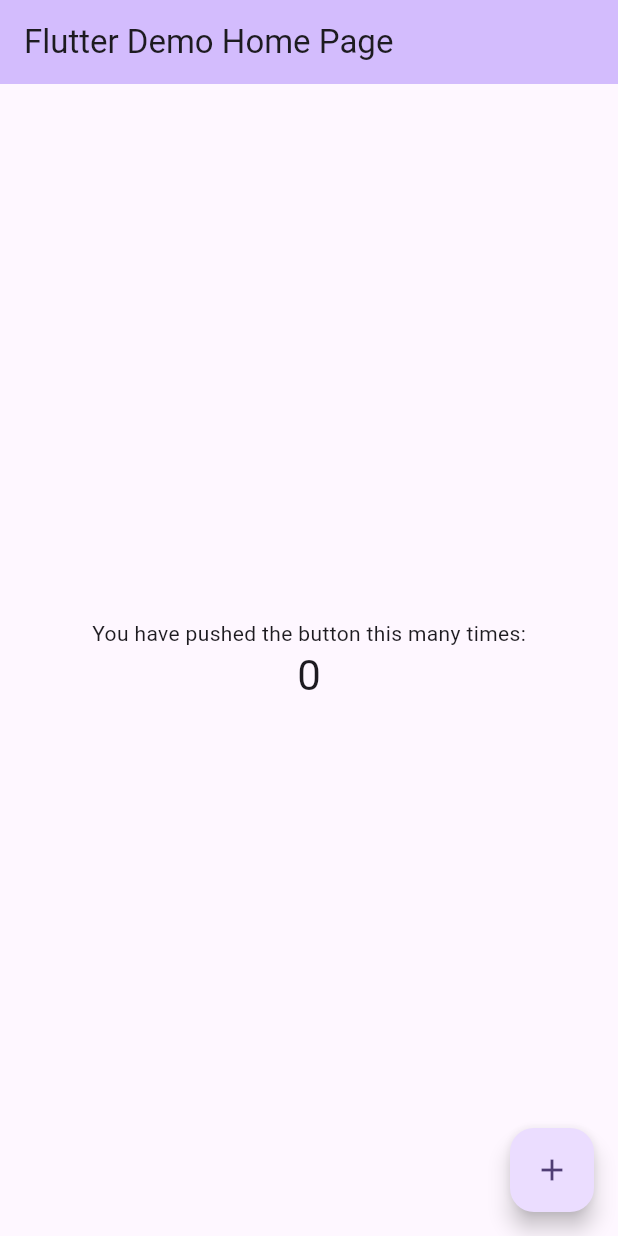
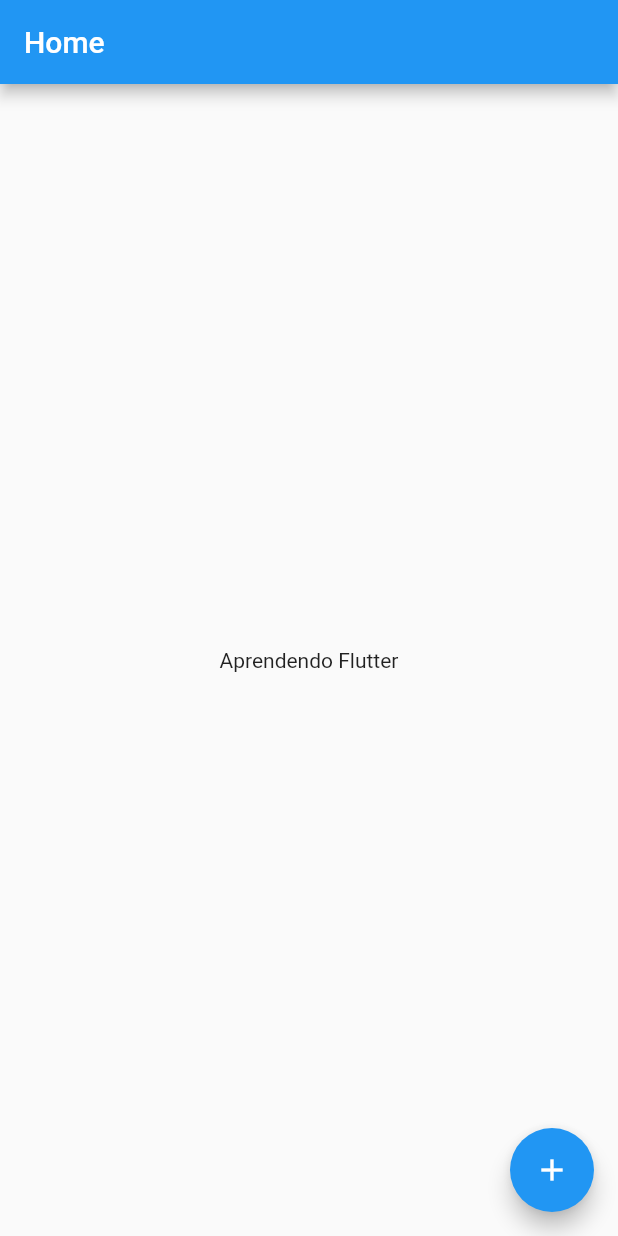
Before and after one commit to marcospiemontez/flutter_aplication, a Flutter app: the screen it shows after launch, on a phone screen of 412 x 824 dp. Run offline on Flutter 3.47's test engine with Material 2 defaults, Android fonts, the phone set to English and light mode, and no system bars.

Commit message:
feat: componentizando arquivos.

```diff
--- /dev/null
+++ b/lib/home_page.dart
@@ -0,0 +1,23 @@
+import 'package:flutter/material.dart';
+
+class HomePage extends StatelessWidget {
+  const HomePage({super.key});
+
+  @override
+  Widget build(BuildContext context) {
+    return Scaffold(
+      appBar: AppBar(
+        title: const Text('Home'),
+      ),
+      body: const Center(
+        child: Text('Aprendendo Flutter'),
+      ),
+      floatingActionButton: FloatingActionButton(
+        child: const Icon(Icons.add),
+        onPressed: () {
+          print('clicou!');
+        },
+      ),
+    );
+  }
+}
--- a/lib/main.dart
+++ b/lib/main.dart
@@ -1,125 +1,6 @@
 import 'package:flutter/material.dart';
+import 'myapp.dart';
 
 void main() {
   runApp(const MyApp());
 }
-
-class MyApp extends StatelessWidget {
-  const MyApp({super.key});
-
-  // This widget is the root of your application.
-  @override
-  Widget build(BuildContext context) {
-    return MaterialApp(
-      title: 'Flutter Demo',
-      theme: ThemeData(
-        // This is the theme of your application.
-        //
-        // TRY THIS: Try running your application with "flutter run". You'll see
-        // the application has a blue toolbar. Then, without quitting the app,
-        // try changing the seedColor in the colorScheme below to Colors.green
-        // and then invoke "hot reload" (save your changes or press the "hot
-        // reload" button in a Flutter-supported IDE, or press "r" if you used
-        // the command line to start the app).
-        //
-        // Notice that the counter didn't reset back to zero; the application
-        // state is not lost during the reload. To reset the state, use hot
-        // restart instead.
-        //
-        // This works for code too, not just values: Most code changes can be
-        // tested with just a hot reload.
-        colorScheme: ColorScheme.fromSeed(seedColor: Colors.deepPurple),
-        useMaterial3: true,
-      ),
-      home: const MyHomePage(title: 'Flutter Demo Home Page'),
-    );
-  }
-}
-
-class MyHomePage extends StatefulWidget {
-  const MyHomePage({super.key, required this.title});
-
-  // This widget is the home page of your application. It is stateful, meaning
-  // that it has a State object (defined below) that contains fields that affect
-  // how it looks.
-
-  // This class is the configuration for the state. It holds the values (in this
-  // case the title) provided by the parent (in this case the App widget) and
-  // used by the build method of the State. Fields in a Widget subclass are
-  // always marked "final".
-
-  final String title;
-
-  @override
-  State<MyHomePage> createState() => _MyHomePageState();
-}
-
-class _MyHomePageState extends State<MyHomePage> {
-  int _counter = 0;
-
-  void _incrementCounter() {
-    setState(() {
-      // This call to setState tells the Flutter framework that something has
-      // changed in this State, which causes it to rerun the build method below
-      // so that the display can reflect the updated values. If we changed
-      // _counter without calling setState(), then the build method would not be
-      // called again, and so nothing would appear to happen.
-      _counter++;
-    });
-  }
-
-  @override
-  Widget build(BuildContext context) {
-    // This method is rerun every time setState is called, for instance as done
-    // by the _incrementCounter method above.
-    //
-    // The Flutter framework has been optimized to make rerunning build methods
-    // fast, so that you can just rebuild anything that needs updating rather
-    // than having to individually change instances of widgets.
-    return Scaffold(
-      appBar: AppBar(
-        // TRY THIS: Try changing the color here to a specific color (to
-        // Colors.amber, perhaps?) and trigger a hot reload to see the AppBar
-        // change color while the other colors stay the same.
-        backgroundColor: Theme.of(context).colorScheme.inversePrimary,
-        // Here we take the value from the MyHomePage object that was created by
-        // the App.build method, and use it to set our appbar title.
-        title: Text(widget.title),
-      ),
-      body: Center(
-        // Center is a layout widget. It takes a single child and positions it
-        // in the middle of the parent.
-        child: Column(
-          // Column is also a layout widget. It takes a list of children and
-          // arranges them vertically. By default, it sizes itself to fit its
-          // children horizontally, and tries to be as tall as its parent.
-          //
-          // Column has various properties to control how it sizes itself and
-          // how it positions its children. Here we use mainAxisAlignment to
-          // center the children vertically; the main axis here is the vertical
-          // axis because Columns are vertical (the cross axis would be
-          // horizontal).
-          //
-          // TRY THIS: Invoke "debug painting" (choose the "Toggle Debug Paint"
-          // action in the IDE, or press "p" in the console), to see the
-          // wireframe for each widget.
-          mainAxisAlignment: MainAxisAlignment.center,
-          children: <Widget>[
-            const Text(
-              'You have pushed the button this many times:',
-            ),
-            Text(
-              '$_counter',
-              style: Theme.of(context).textTheme.headlineMedium,
-            ),
-          ],
-        ),
-      ),
-      floatingActionButton: FloatingActionButton(
-        onPressed: _incrementCounter,
-        tooltip: 'Increment',
-        child: const Icon(Icons.add),
-      ), // This trailing comma makes auto-formatting nicer for build methods.
-    );
-  }
-}
--- /dev/null
+++ b/lib/myapp.dart
@@ -0,0 +1,13 @@
+import 'package:flutter/material.dart';
+import 'home_page.dart';
+
+class MyApp extends StatelessWidget {
+  const MyApp({super.key});
+
+  @override
+  Widget build(BuildContext context) {
+    return const MaterialApp(
+      home: HomePage(),
+    );
+  }
+}
```
